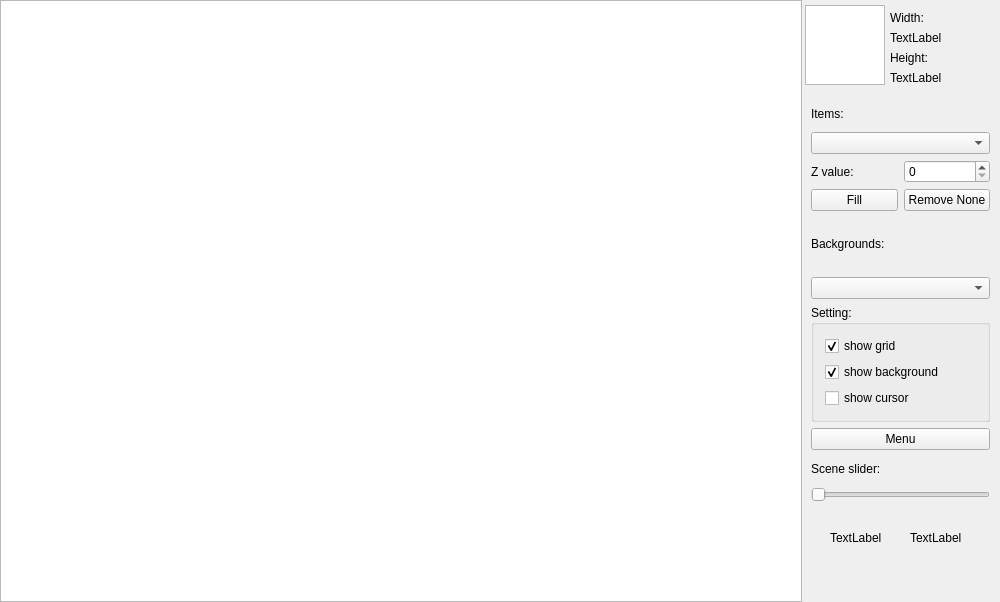
This is mainwindow.ui in Vazzi/Stalker-Editor as Qt 5 draws it before an edit. The edited form follows.
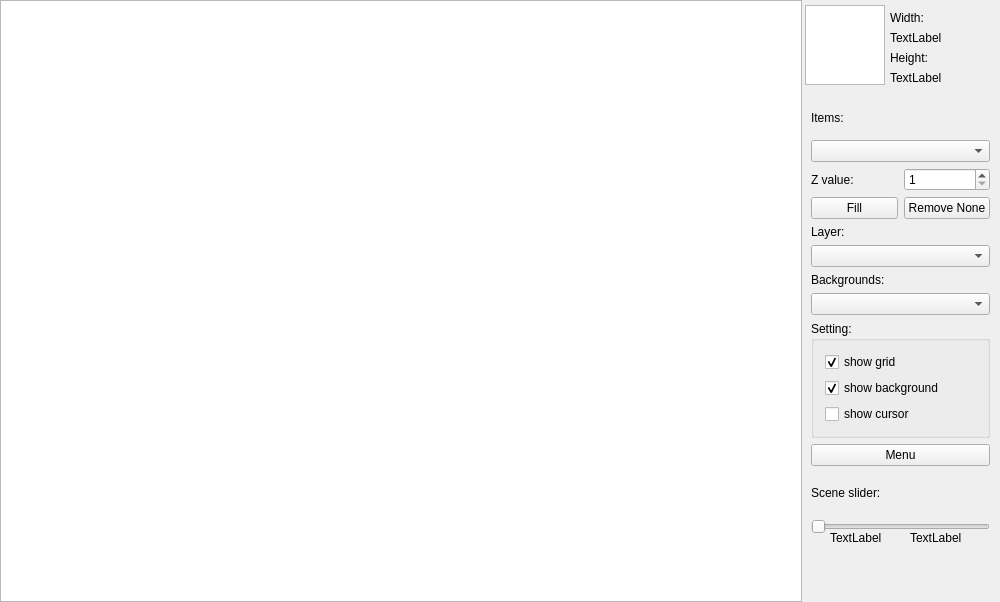
This is the edited form.

Commit message: layers show/hide

Diff of the .ui file:
```diff
--- a/mainwindow.ui
+++ b/mainwindow.ui
@@ -172,7 +172,7 @@
       <x>800</x>
       <y>90</y>
       <width>201</width>
-      <height>423</height>
+      <height>455</height>
      </rect>
     </property>
     <layout class="QVBoxLayout" name="verticalLayout_6">
@@ -201,6 +201,9 @@
            </item>
            <item>
             <widget class="QSpinBox" name="spinBox">
+             <property name="minimum">
+              <number>1</number>
+             </property>
              <property name="maximum">
               <number>10</number>
              </property>
@@ -230,6 +233,16 @@
        </item>
        <item>
         <layout class="QVBoxLayout" name="verticalLayout_3">
+         <item>
+          <widget class="QLabel" name="label_7">
+           <property name="text">
+            <string>Layer:</string>
+           </property>
+          </widget>
+         </item>
+         <item>
+          <widget class="QComboBox" name="comboBoxLayer"/>
+         </item>
          <item>
           <widget class="QLabel" name="label_2">
            <property name="text">
```
The commit also changes 4 other files.
